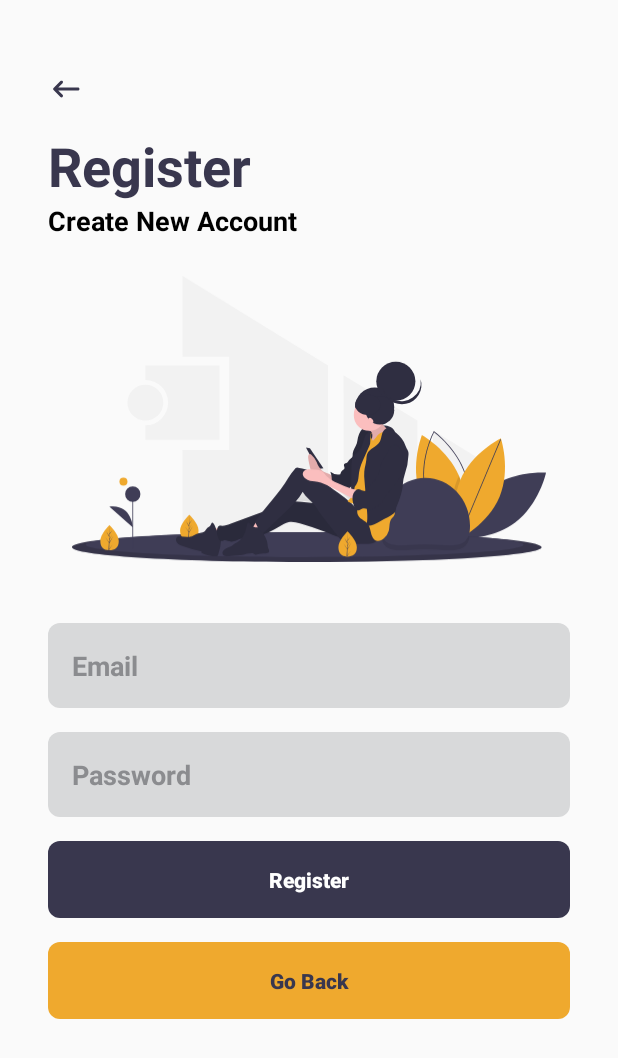
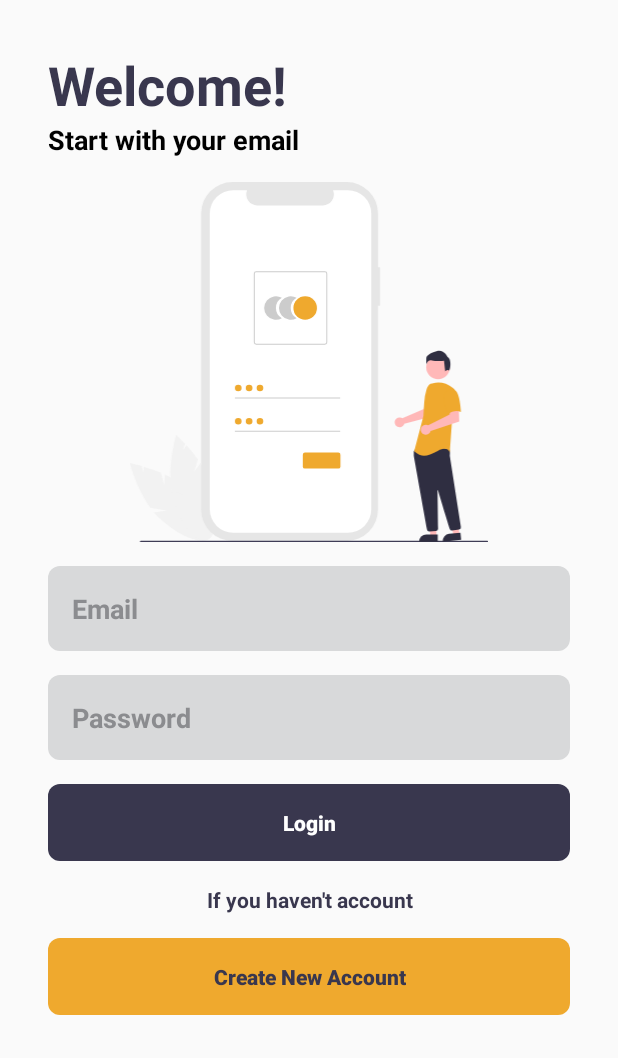
Before and after one commit to LongNg89/MP-blog4pp, an Android app: the screen it shows after launch (RegisterActivity before the commit, LoginActivity after it), on a phone screen of 412 x 824 dp. Shown: the top 1058 px of the screen. Run offline under Robolectric (Android 15) with nearby library versions, the phone set to English and light mode, and no system bars.

Commit message:
new ui login activity

```diff
--- a/app/src/main/AndroidManifest.xml
+++ b/app/src/main/AndroidManifest.xml
@@ -9,14 +9,14 @@
         android:roundIcon="@mipmap/ic_launcher_round"
         android:supportsRtl="true"
         android:theme="@style/Theme.Blog4pp">
+        <!--        <activity-->
+        <!--            android:name=".LoginActivity"-->
+        <!--            android:exported="false" />-->
+        <activity
+            android:name=".RegisterActivity"
+            android:exported="false" />
         <activity
             android:name=".LoginActivity"
-            android:exported="false" />
-        <!-- <activity -->
-        <!-- android:name=".RegisterActivity" -->
-        <!-- android:exported="false" /> -->
-        <activity
-            android:name=".RegisterActivity"
             android:exported="true">
             <intent-filter>
                 <action android:name="android.intent.action.MAIN" />
--- a/app/src/main/res/layout/activity_login.xml
+++ b/app/src/main/res/layout/activity_login.xml
@@ -1,9 +1,112 @@
 <?xml version="1.0" encoding="utf-8"?>
-<androidx.constraintlayout.widget.ConstraintLayout xmlns:android="http://schemas.android.com/apk/res/android"
-    xmlns:app="http://schemas.android.com/apk/res-auto"
+<LinearLayout xmlns:android="http://schemas.android.com/apk/res/android"
     xmlns:tools="http://schemas.android.com/tools"
     android:layout_width="match_parent"
     android:layout_height="match_parent"
+    android:orientation="vertical"
     tools:context=".LoginActivity">
 
-</androidx.constraintlayout.widget.ConstraintLayout>
+    <TextView
+        android:layout_width="match_parent"
+        android:layout_height="wrap_content"
+        android:layout_marginHorizontal="32dp"
+        android:layout_marginTop="32dp"
+        android:text="@string/welcome"
+        android:textAlignment="textStart"
+        android:textColor="@color/black_primary"
+        android:textSize="36sp"
+        android:textStyle="bold" />
+
+    <TextView
+        android:layout_width="match_parent"
+        android:layout_height="wrap_content"
+        android:layout_marginHorizontal="32dp"
+        android:layout_marginBottom="16dp"
+        android:text="@string/start_with_your_email"
+        android:textAlignment="textStart"
+        android:textColor="@color/neutral_darkest"
+        android:textSize="18sp"
+        android:textStyle="bold" />
+
+    <ImageView
+        android:id="@+id/image_view"
+        android:layout_width="match_parent"
+        android:layout_height="240dp"
+        android:layout_marginHorizontal="48dp"
+        android:contentDescription="@string/image_view_background_register_activity"
+        android:src="@drawable/undraw_access_account" />
+
+    <EditText
+        android:id="@+id/et_email"
+        android:layout_width="match_parent"
+        android:layout_height="wrap_content"
+        android:layout_marginHorizontal="32dp"
+        android:layout_marginTop="16dp"
+        android:autofillHints=""
+        android:background="@drawable/background_radius"
+        android:backgroundTint="@color/neutral_lighter"
+        android:hint="@string/email"
+        android:inputType="textEmailAddress"
+        android:padding="16dp"
+        android:textColor="@color/black_primary"
+        android:textColorHint="@color/neutral_dark"
+        android:textStyle="bold" />
+
+    <EditText
+        android:id="@+id/et_password"
+        android:layout_width="match_parent"
+        android:layout_height="wrap_content"
+        android:layout_marginHorizontal="32dp"
+        android:layout_marginTop="16dp"
+        android:autofillHints=""
+        android:background="@drawable/background_radius"
+        android:backgroundTint="@color/neutral_lighter"
+        android:hint="@string/password"
+        android:inputType="textPassword"
+        android:padding="16dp"
+        android:textColor="@color/black_primary"
+        android:textColorHint="@color/neutral_dark"
+        android:textStyle="bold" />
+
+    <Button
+        android:id="@+id/bt_register"
+        android:layout_width="match_parent"
+        android:layout_height="wrap_content"
+        android:layout_marginHorizontal="32dp"
+        android:layout_marginVertical="16dp"
+        android:background="@drawable/background_radius"
+        android:backgroundTint="@color/black_primary"
+        android:padding="16dp"
+        android:text="@string/login"
+        android:textAlignment="center"
+        android:textAllCaps="false"
+        android:textColor="@color/white"
+        android:textStyle="bold" />
+
+    <TextView
+        android:layout_width="match_parent"
+        android:layout_height="wrap_content"
+        android:layout_marginHorizontal="32dp"
+        android:text="@string/if_you_haven_t_account"
+        android:textAlignment="center"
+        android:textColor="@color/black_primary"
+        android:textSize="14sp"
+        android:textStyle="bold" />
+
+    <Button
+        android:id="@+id/bt_create_new_account"
+        android:layout_width="match_parent"
+        android:layout_height="wrap_content"
+        android:layout_marginHorizontal="32dp"
+        android:layout_marginVertical="16dp"
+        android:background="@drawable/background_radius"
+        android:backgroundTint="@color/yellow_dark"
+        android:padding="16dp"
+        android:text="@string/create_new_account"
+        android:textAlignment="center"
+        android:textAllCaps="false"
+        android:textColor="@color/black_primary"
+        android:textStyle="bold" />
+
+
+</LinearLayout>
--- a/app/src/main/res/values/strings.xml
+++ b/app/src/main/res/values/strings.xml
@@ -6,4 +6,8 @@
     <string name="register">Register</string>
     <string name="create_new_account">Create New Account</string>
     <string name="go_back">Go Back</string>
+    <string name="login">Login</string>
+    <string name="welcome">Welcome!</string>
+    <string name="start_with_your_email">Start with your email</string>
+    <string name="if_you_haven_t_account">If you haven\'t account</string>
 </resources>
```
